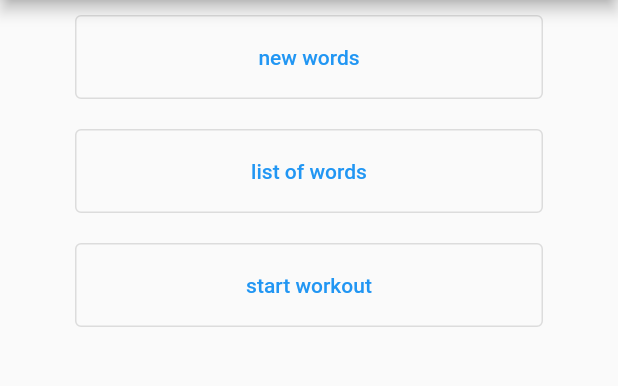
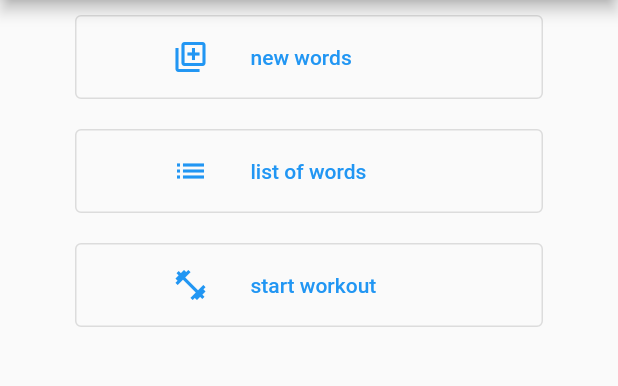
Before and after one commit to juri117/ink-to-brain, a Flutter app: the screen it shows after launch, on a phone screen of 412 x 824 dp, the part 84-470 px from its top. Run offline on Flutter 3.47's test engine with Material 2 defaults, Android fonts, the phone set to English and light mode, and no system bars; our stand-ins replace permission_handler, sqflite_common, sqflite_common_ffi; accounts and stored records are empty.

Commit message:
add icons to home screen buttons

```diff
--- a/lib/main.dart
+++ b/lib/main.dart
@@ -58,9 +58,12 @@ class _MainFrameState extends State<MainFrame> {
                     padding: const EdgeInsets.only(
                         top: 10.0, bottom: 10, left: 50, right: 50),
                     children: [
-                  OutlinedButton(
-                    child: const Padding(
-                        padding: EdgeInsets.all(20), child: Text('new words')),
+                  OutlinedButton.icon(
+                    icon: Icon(Icons.library_add_outlined),
+                    label: Container(
+                        width: 150,
+                        padding: EdgeInsets.all(20),
+                        child: Text('new words')),
                     onPressed: () {
                       setState(() {
                         content = const NewWordPage();
@@ -70,9 +73,11 @@ class _MainFrameState extends State<MainFrame> {
                   const SizedBox(
                     height: 20,
                   ),
-                  OutlinedButton(
-                    child: const Padding(
+                  OutlinedButton.icon(
+                    icon: Icon(Icons.list),
+                    label: Container(
                         padding: EdgeInsets.all(20),
+                        width: 150,
                         child: Text('list of words')),
                     onPressed: () {
                       setState(() {
@@ -83,8 +88,10 @@ class _MainFrameState extends State<MainFrame> {
                   SizedBox(
                     height: 20,
                   ),
-                  OutlinedButton(
-                    child: const Padding(
+                  OutlinedButton.icon(
+                    icon: Icon(Icons.fitness_center),
+                    label: Container(
+                        width: 150,
                         padding: EdgeInsets.all(20),
                         child: Text('start workout')),
                     onPressed: () {
```
